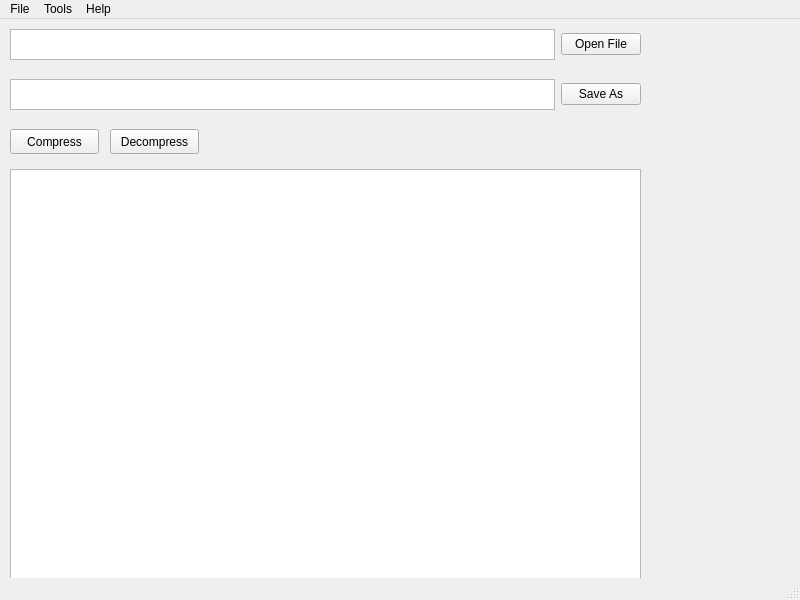
calebregg52/VxLite, file VxLite_API/mainwindow.ui: the form before one commit.
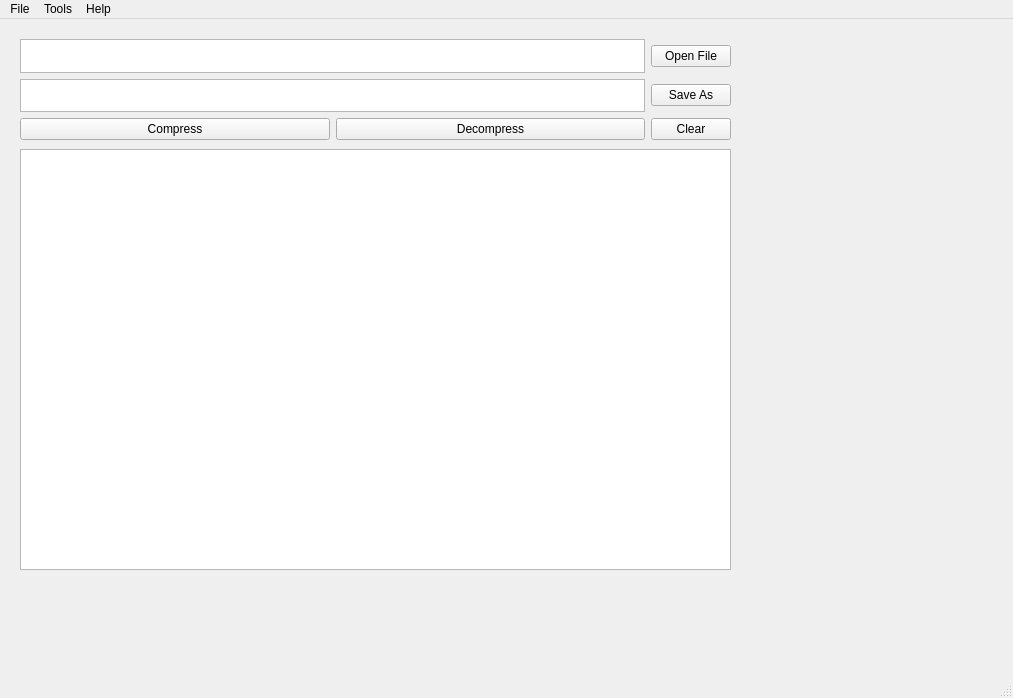
The form after the commit.

What changed in the file:
```diff
--- a/VxLite_API/mainwindow.ui
+++ b/VxLite_API/mainwindow.ui
@@ -6,25 +6,38 @@
    <rect>
     <x>0</x>
     <y>0</y>
-    <width>800</width>
-    <height>600</height>
+    <width>1013</width>
+    <height>698</height>
    </rect>
   </property>
   <property name="windowTitle">
    <string>VxLite</string>
   </property>
   <widget class="QWidget" name="centralwidget">
-   <widget class="QWidget" name="gridLayoutWidget_2">
+   <widget class="QTextEdit" name="MainTextEdit">
     <property name="geometry">
      <rect>
-      <x>10</x>
-      <y>60</y>
-      <width>631</width>
-      <height>31</height>
+      <x>20</x>
+      <y>130</y>
+      <width>711</width>
+      <height>421</height>
      </rect>
     </property>
-    <layout class="QGridLayout" name="gridLayout_2">
-     <item row="0" column="1">
+   </widget>
+   <widget class="QWidget" name="gridLayoutWidget">
+    <property name="geometry">
+     <rect>
+      <x>20</x>
+      <y>20</y>
+      <width>711</width>
+      <height>101</height>
+     </rect>
+    </property>
+    <layout class="QGridLayout" name="gridLayout">
+     <item row="1" column="0">
+      <widget class="QTextEdit" name="SaveAsText"/>
+     </item>
+     <item row="1" column="1">
       <widget class="QPushButton" name="SaveAsButton">
        <property name="text">
         <string>Save As</string>
@@ -32,21 +45,9 @@
       </widget>
      </item>
      <item row="0" column="0">
-      <widget class="QTextEdit" name="SaveAsText"/>
+      <widget class="QTextEdit" name="OpenFileText"/>
      </item>
-    </layout>
-   </widget>
-   <widget class="QWidget" name="gridLayoutWidget">
-    <property name="geometry">
-     <rect>
-      <x>10</x>
-      <y>10</y>
-      <width>631</width>
-      <height>31</height>
-     </rect>
-    </property>
-    <layout class="QGridLayout" name="gridLayout">
-     <item row="1" column="2">
+     <item row="0" column="1">
       <widget class="QPushButton" name="SelectFileButton">
        <property name="enabled">
         <bool>true</bool>
@@ -56,54 +57,40 @@
        </property>
       </widget>
      </item>
-     <item row="1" column="1">
-      <widget class="QTextEdit" name="OpenFileText"/>
+     <item row="2" column="0">
+      <layout class="QHBoxLayout" name="horizontalLayout_2">
+       <item>
+        <widget class="QPushButton" name="CompressButton">
+         <property name="text">
+          <string>Compress</string>
+         </property>
+        </widget>
+       </item>
+       <item>
+        <widget class="QPushButton" name="DecompressButton">
+         <property name="text">
+          <string>Decompress</string>
+         </property>
+        </widget>
+       </item>
+      </layout>
+     </item>
+     <item row="2" column="1">
+      <widget class="QPushButton" name="clearButton">
+       <property name="text">
+        <string>Clear</string>
+       </property>
+      </widget>
      </item>
     </layout>
    </widget>
-   <widget class="QTextEdit" name="MainTextEdit">
-    <property name="geometry">
-     <rect>
-      <x>10</x>
-      <y>150</y>
-      <width>631</width>
-      <height>421</height>
-     </rect>
-    </property>
-   </widget>
-   <widget class="QPushButton" name="CompressButton">
-    <property name="geometry">
-     <rect>
-      <x>10</x>
-      <y>110</y>
-      <width>89</width>
-      <height>25</height>
-     </rect>
-    </property>
-    <property name="text">
-     <string>Compress</string>
-    </property>
-   </widget>
-   <widget class="QPushButton" name="DecompressButton">
-    <property name="geometry">
-     <rect>
-      <x>110</x>
-      <y>110</y>
-      <width>89</width>
-      <height>25</height>
-     </rect>
-    </property>
-    <property name="text">
-     <string>Decompress</string>
-    </property>
-   </widget>
   </widget>
   <widget class="QMenuBar" name="menubar">
    <property name="geometry">
     <rect>
      <x>0</x>
      <y>0</y>
-     <width>800</width>
+     <width>1013</width>
      <height>22</height>
     </rect>
    </property>
```
